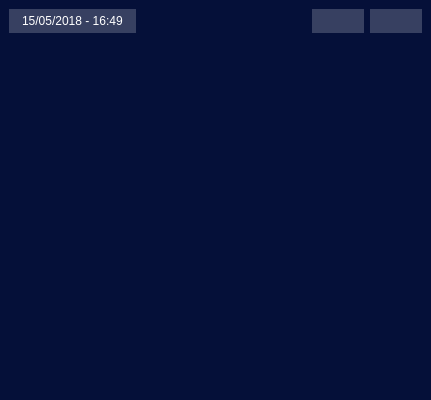
Qt form Tutoriels/Cpp/Qt/code/src/manager/GWindowResource.ui (gkesse/ReadyDev) before a commit.
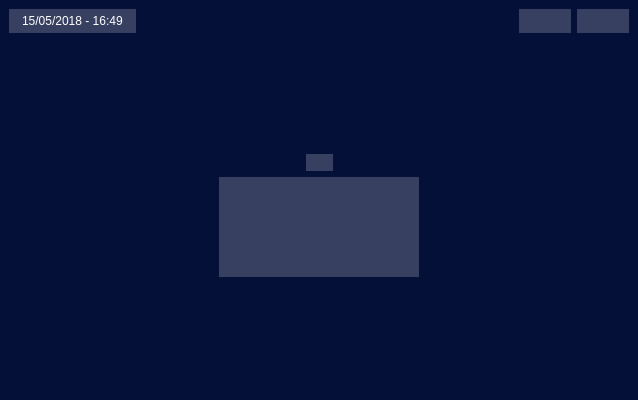
The same form after that commit. Icons and pictures are not drawn.

Patch:
```diff
--- a/Tutoriels/Cpp/Qt/code/src/manager/GWindowResource.ui
+++ b/Tutoriels/Cpp/Qt/code/src/manager/GWindowResource.ui
@@ -6,7 +6,7 @@
    <rect>
     <x>0</x>
     <y>0</y>
-    <width>431</width>
+    <width>638</width>
     <height>400</height>
    </rect>
   </property>
@@ -33,6 +33,9 @@
 	border-image: url(:/img/login_bg.png);
 }
 
+#loginForm {
+	background-color: rgba(255, 255, 255, 0.2);
+}
 QPushButton {
 	background-color: rgba(255, 255, 255, 0.2);
 	border: none;
@@ -62,7 +65,7 @@
 	padding: 1px;
 }</string>
   </property>
-  <layout class="QGridLayout" name="gridLayout_2">
+  <layout class="QHBoxLayout" name="horizontalLayout_2">
    <property name="leftMargin">
     <number>0</number>
    </property>
@@ -75,9 +78,22 @@
    <property name="bottomMargin">
     <number>0</number>
    </property>
-   <item row="0" column="0">
+   <item>
     <widget class="QWidget" name="centralWidget" native="true">
      <layout class="QGridLayout" name="gridLayout">
+      <item row="4" column="0">
+       <spacer name="verticalSpacer">
+        <property name="orientation">
+         <enum>Qt::Vertical</enum>
+        </property>
+        <property name="sizeHint" stdset="0">
+         <size>
+          <width>410</width>
+          <height>0</height>
+         </size>
+        </property>
+       </spacer>
+      </item>
       <item row="0" column="0">
        <layout class="QHBoxLayout" name="horizontalLayout">
         <item>
@@ -154,15 +170,95 @@
         </item>
        </layout>
       </item>
+      <item row="3" column="0">
+       <layout class="QHBoxLayout" name="horizontalLayout_4">
+        <item>
+         <spacer name="horizontalSpacer_4">
+          <property name="orientation">
+           <enum>Qt::Horizontal</enum>
+          </property>
+          <property name="sizeHint" stdset="0">
+           <size>
+            <width>40</width>
+            <height>20</height>
+           </size>
+          </property>
+         </spacer>
+        </item>
+        <item>
+         <widget class="QWidget" name="loginForm" native="true">
+          <property name="minimumSize">
+           <size>
+            <width>200</width>
+            <height>100</height>
+           </size>
+          </property>
+         </widget>
+        </item>
+        <item>
+         <spacer name="horizontalSpacer_5">
+          <property name="orientation">
+           <enum>Qt::Horizontal</enum>
+          </property>
+          <property name="sizeHint" stdset="0">
+           <size>
+            <width>40</width>
+            <height>20</height>
+           </size>
+          </property>
+         </spacer>
+        </item>
+       </layout>
+      </item>
+      <item row="2" column="0">
+       <layout class="QHBoxLayout" name="horizontalLayout_3">
+        <item>
+         <spacer name="horizontalSpacer">
+          <property name="orientation">
+           <enum>Qt::Horizontal</enum>
+          </property>
+          <property name="sizeHint" stdset="0">
+           <size>
+            <width>37</width>
+            <height>17</height>
+           </size>
+          </property>
+         </spacer>
+        </item>
+        <item>
+         <widget class="QLabel" name="label_2">
+          <property name="text">
+           <string/>
+          </property>
+          <property name="pixmap">
+           <pixmap resource="../../win/resource.qrc">:/img/logo.png</pixmap>
+          </property>
+         </widget>
+        </item>
+        <item>
+         <spacer name="horizontalSpacer_3">
+          <property name="orientation">
+           <enum>Qt::Horizontal</enum>
+          </property>
+          <property name="sizeHint" stdset="0">
+           <size>
+            <width>37</width>
+            <height>17</height>
+           </size>
+          </property>
+         </spacer>
+        </item>
+       </layout>
+      </item>
       <item row="1" column="0">
-       <spacer name="verticalSpacer">
+       <spacer name="verticalSpacer_2">
         <property name="orientation">
          <enum>Qt::Vertical</enum>
         </property>
         <property name="sizeHint" stdset="0">
          <size>
           <width>410</width>
-          <height>343</height>
+          <height>0</height>
          </size>
         </property>
        </spacer>
```
